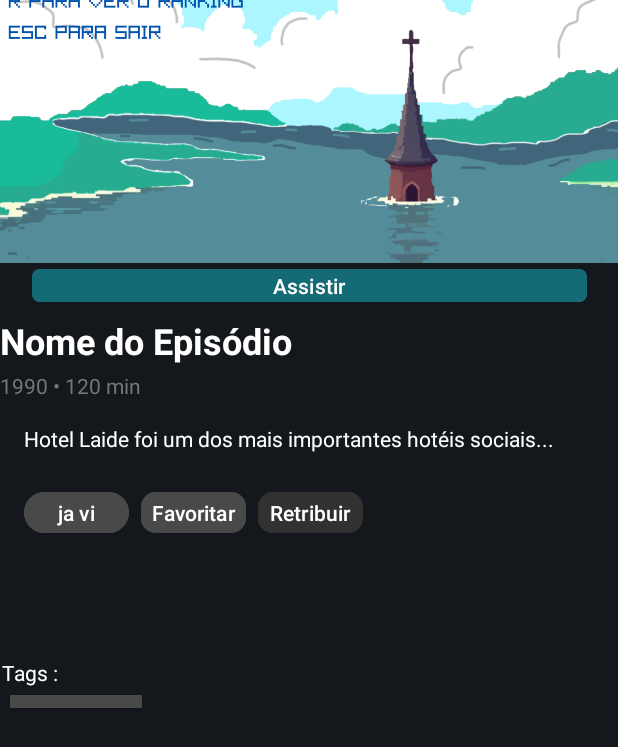
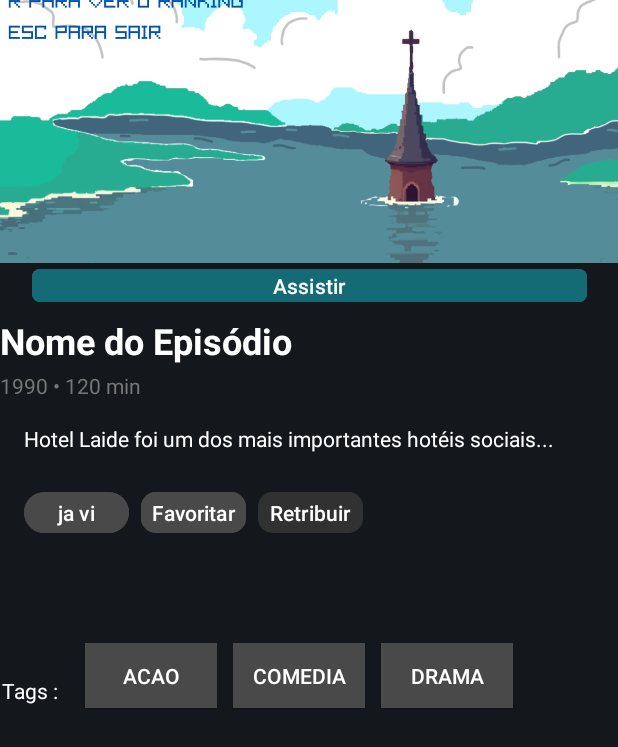
Before and after one commit to FelipeNMorgado/Libreflix_app, an Android app: the FilmeActivity screen opened directly, with no data from a screen before it, on a phone screen of 412 x 824 dp. Shown: the top 747 px of the screen. Run offline under Robolectric (Android 15) with nearby library versions, the light colour scheme and no system bars.

Commit message:
Arrumando o codigo

```diff
--- a/app/src/main/java/com/example/libreflixapp/FilmeActivity.java
+++ b/app/src/main/java/com/example/libreflixapp/FilmeActivity.java
@@ -38,7 +38,7 @@ public class FilmeActivity extends AppCompatActivity {
             botaoTag.setText(tag.getTag()); // Usar o nome da tag como texto
             botaoTag.setBackgroundColor(ContextCompat.getColor(this,R.color.btn_detail));
             botaoTag.setTextColor(Color.WHITE);
-            botaoTag.setPadding(16, 8, 16, 8);
+            botaoTag.setPadding(0, 0, 0, 0);
 
             // Configurações de layout do botão
             LinearLayout.LayoutParams params = new LinearLayout.LayoutParams(
--- a/app/src/main/java/com/example/libreflixapp/PaginaPrincipalActivity.java
+++ b/app/src/main/java/com/example/libreflixapp/PaginaPrincipalActivity.java
@@ -164,7 +164,7 @@ public class PaginaPrincipalActivity extends AppCompatActivity {
         );*/
         new Handler().postDelayed(() -> {
 
-            Intent intent = new Intent(PaginaPrincipalActivity.this, MainActivity.class);
+            Intent intent = new Intent(PaginaPrincipalActivity.this, TelaPrincipal.class);
             startActivity(intent);
 
             finish();
--- a/app/src/main/res/layout/activity_filme.xml
+++ b/app/src/main/res/layout/activity_filme.xml
@@ -137,7 +137,7 @@
         android:layout_width="409dp"
         android:layout_height="54dp"
         android:layout_marginTop="68dp"
-        android:orientation="vertical"
+        android:orientation="horizontal"
         app:layout_constraintBottom_toTopOf="@+id/recycler_episodes"
         app:layout_constraintEnd_toEndOf="parent"
         app:layout_constraintStart_toStartOf="parent"
```
Also changed, not shown: app/src/main/java/br/com/Libreflix/telas/TelaPrincipal.java (+5 -5 lines).
